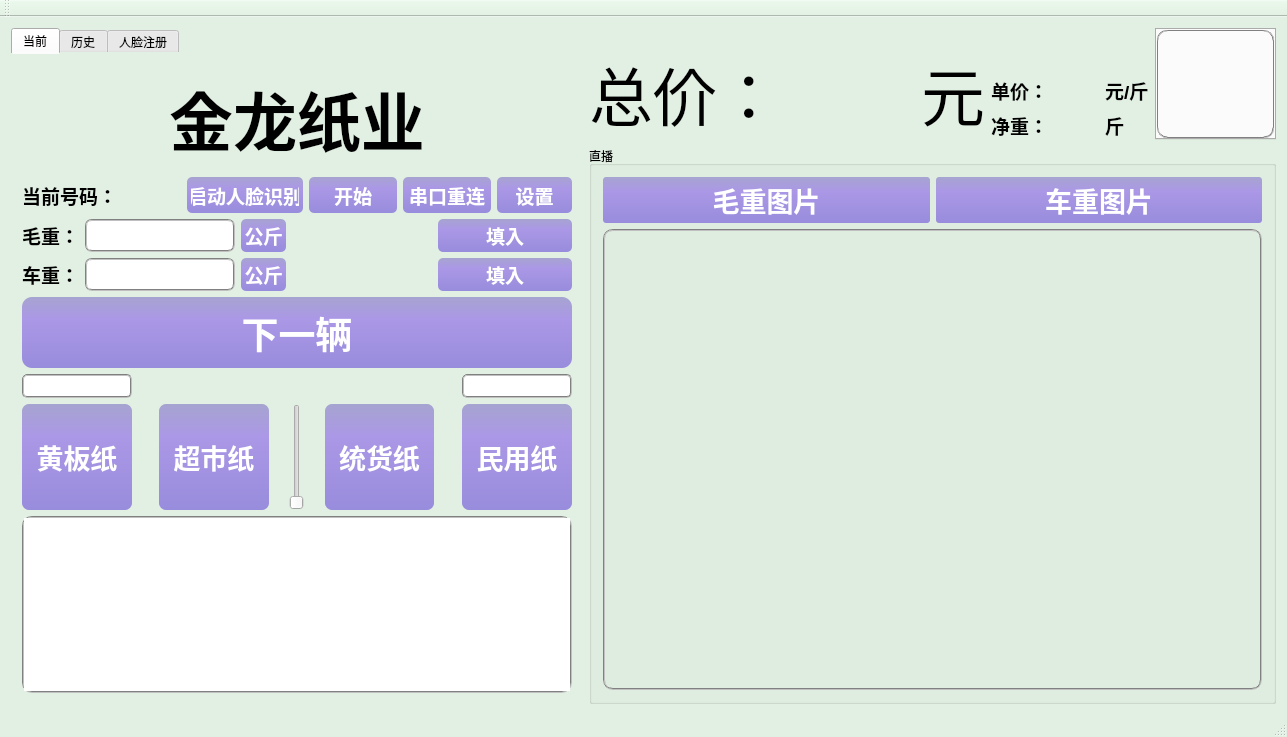
ljhuan/WasteRecycle, file wasterecycle.ui: the form before one commit.
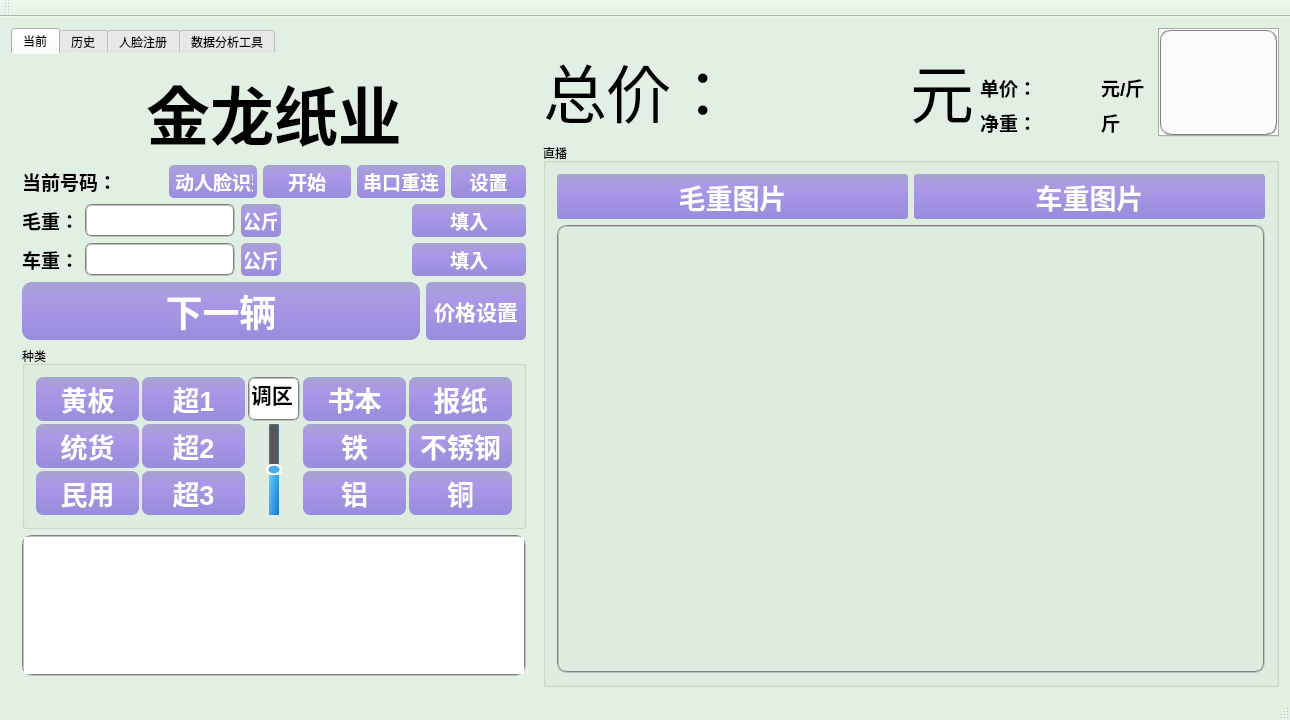
The form after the commit. Custom widgets are drawn as their Qt base class.

Commit message: 人脸识别、数据统计以及货品种类按钮相关问题修改

```diff
--- a/wasterecycle.ui
+++ b/wasterecycle.ui
@@ -9,8 +9,8 @@
    <rect>
     <x>0</x>
     <y>0</y>
-    <width>1287</width>
-    <height>737</height>
+    <width>1290</width>
+    <height>720</height>
    </rect>
   </property>
   <property name="sizePolicy">
@@ -90,7 +90,7 @@
    <string notr="true"/>
   </property>
   <widget class="QWidget" name="centralWidget">
-   <layout class="QHBoxLayout" name="horizontalLayout_9" stretch="5,6">
+   <layout class="QHBoxLayout" name="horizontalLayout_9" stretch="4,6">
     <item>
      <widget class="QTabWidget" name="tabWidget">
       <property name="styleSheet">
@@ -103,11 +103,12 @@
        <attribute name="title">
         <string>当前</string>
        </attribute>
-       <layout class="QVBoxLayout" name="verticalLayout_5" stretch="3,1,2,2,1,3,5">
-        <item>
-         <layout class="QHBoxLayout" name="horizontalLayout_2">
+       <layout class="QVBoxLayout" name="verticalLayout_5" stretch="3,1,3,2,5,0">
           <item>
            <widget class="QLabel" name="lb_display">
+          <property name="enabled">
+           <bool>true</bool>
+          </property>
             <property name="sizePolicy">
              <sizepolicy hsizetype="Expanding" vsizetype="Expanding">
               <horstretch>0</horstretch>
@@ -134,8 +135,6 @@
             </property>
            </widget>
           </item>
-         </layout>
-        </item>
         <item>
          <layout class="QHBoxLayout" name="horizontalLayout_12" stretch="1,1,2,1,1,1">
           <item>
@@ -747,6 +746,8 @@
          </layout>
         </item>
         <item>
+         <layout class="QHBoxLayout" name="horizontalLayout_2" stretch="4,1">
+          <item>
          <widget class="QPushButton" name="btn_Next">
           <property name="sizePolicy">
            <sizepolicy hsizetype="Preferred" vsizetype="Preferred">
@@ -757,7 +758,7 @@
           <property name="minimumSize">
            <size>
             <width>0</width>
-            <height>70</height>
+              <height>0</height>
            </size>
           </property>
           <property name="maximumSize">
@@ -809,86 +810,64 @@
          </widget>
         </item>
         <item>
-         <layout class="QHBoxLayout" name="horizontalLayout_6" stretch="8,10,3,10,8">
-          <item>
-           <widget class="QLineEdit" name="le_Level1ExtraPrice">
-            <property name="enabled">
-             <bool>true</bool>
+           <widget class="QPushButton" name="btn_priceSet">
+            <property name="sizePolicy">
+             <sizepolicy hsizetype="Preferred" vsizetype="Preferred">
+              <horstretch>0</horstretch>
+              <verstretch>0</verstretch>
+             </sizepolicy>
             </property>
-            <property name="styleSheet">
-             <string notr="true">border:2px groove gray;border-radius:5px;padding:2px 4px;</string>
-            </property>
-            <property name="text">
-             <string/>
-            </property>
-            <property name="alignment">
-             <set>Qt::AlignCenter</set>
-            </property>
-           </widget>
-          </item>
-          <item>
-           <spacer name="horizontalSpacer_6">
-            <property name="orientation">
-             <enum>Qt::Horizontal</enum>
-            </property>
-            <property name="sizeHint" stdset="0">
-             <size>
-              <width>40</width>
-              <height>20</height>
-             </size>
-            </property>
-           </spacer>
-          </item>
-          <item>
-           <widget class="QLabel" name="lb_percent">
             <property name="font">
              <font>
               <family>Arial</family>
-              <pointsize>14</pointsize>
+              <pointsize>16</pointsize>
               <weight>75</weight>
               <bold>true</bold>
              </font>
             </property>
-            <property name="text">
-             <string/>
-            </property>
-            <property name="alignment">
-             <set>Qt::AlignCenter</set>
-            </property>
-           </widget>
-          </item>
-          <item>
-           <spacer name="horizontalSpacer_4">
-            <property name="orientation">
-             <enum>Qt::Horizontal</enum>
-            </property>
-            <property name="sizeHint" stdset="0">
-             <size>
-              <width>40</width>
-              <height>20</height>
-             </size>
-            </property>
-           </spacer>
-          </item>
-          <item>
-           <widget class="QLineEdit" name="le_Level4ExtraPrice">
-            <property name="enabled">
-             <bool>true</bool>
-            </property>
             <property name="styleSheet">
-             <string notr="true">border:2px groove gray;border-radius:5px;padding:2px 4px;</string>
+             <string notr="true">QPushButton{color: rgb(255, 255, 255);
+			background: qlineargradient(x1:0, y1:0, x2:0, y2:1, stop:0 rgb(166,164,208),stop:0.3 rgb(171,152,230), stop:1 rgb(152,140,220));
+            border:1px;
+            border-radius:5px;
+            padding:2px 4px;
+			width:67px;
+			heigt:34px;
+}
+QPushButton:hover{
+            color: rgb(255, 255, 255); 
+            background: qlineargradient(x1:0, y1:0, x2:0, y2:1, stop:0 rgb(130,120,226), stop:0.3 rgb(120,130,230), stop:1 rgb(125,140,226));
+            border:1px;
+            border-radius:5px;
+            padding:2px 4px; 
+        }
+        QPushButton:pressed{
+            color: rgb(255, 255, 255);
+            background: qlineargradient(x1:0, y1:0, x2:0, y2:1, stop:0 rgb(240,156,121), stop:0.3 rgb(220,160,140), stop:1 rgb(230,140,120));
+            border:1px;
+            border-radius:5px;
+            padding:2px 4px;
+        }
+</string>
             </property>
-            <property name="alignment">
-             <set>Qt::AlignCenter</set>
+            <property name="text">
+             <string>价格设置</string>
             </property>
            </widget>
           </item>
          </layout>
         </item>
         <item>
-         <layout class="QHBoxLayout" name="horizontalLayout_7" stretch="5,1,5,2,5,1,5">
-          <item>
-           <widget class="QPushButton" name="btn_Level1">
+         <widget class="QGroupBox" name="groupBox">
+          <property name="title">
+           <string>种类</string>
+          </property>
+          <layout class="QGridLayout" name="gridLayout_3" rowstretch="1,1,1" columnstretch="2,2,1,2,2">
+           <property name="spacing">
+            <number>3</number>
+           </property>
+           <item row="0" column="0">
+            <widget class="QPushButton" name="btn_huangban">
             <property name="sizePolicy">
              <sizepolicy hsizetype="Maximum" vsizetype="Maximum">
               <horstretch>0</horstretch>
@@ -934,25 +913,63 @@
 </string>
             </property>
             <property name="text">
-             <string>黄板纸</string>
+              <string>黄板</string>
             </property>
            </widget>
           </item>
-          <item>
-           <spacer name="horizontalSpacer_5">
-            <property name="orientation">
-             <enum>Qt::Horizontal</enum>
-            </property>
-            <property name="sizeHint" stdset="0">
+           <item row="0" column="1">
+            <widget class="QPushButton" name="btn_chao1">
+             <property name="sizePolicy">
+              <sizepolicy hsizetype="Maximum" vsizetype="Maximum">
+               <horstretch>0</horstretch>
+               <verstretch>0</verstretch>
+              </sizepolicy>
+             </property>
+             <property name="maximumSize">
              <size>
-              <width>38</width>
-              <height>20</height>
-             </size>
-            </property>
-           </spacer>
-          </item>
-          <item>
-           <widget class="QPushButton" name="btn_Level2">
+               <width>150</width>
+               <height>200</height>
+              </size>
+             </property>
+             <property name="font">
+              <font>
+               <family>Arial</family>
+               <pointsize>20</pointsize>
+               <weight>75</weight>
+               <italic>false</italic>
+               <bold>true</bold>
+              </font>
+             </property>
+             <property name="styleSheet">
+              <string notr="true">QPushButton{color: rgb(255, 255, 255);
+			background: qlineargradient(x1:0, y1:0, x2:0, y2:1, stop:0 rgb(166,164,208),stop:0.3 rgb(171,152,230), stop:1 rgb(152,140,220));
+            border:1px;
+            border-radius:7px;
+            padding:2px 4px;
+}
+QPushButton:hover{
+            color: rgb(255, 255, 255); 
+            background: qlineargradient(x1:0, y1:0, x2:0, y2:1, stop:0 rgb(130,120,226), stop:0.3 rgb(120,130,230), stop:1 rgb(125,140,226));
+            border:1px;
+            border-radius:7px;
+            padding:2px 4px; 
+        }
+        QPushButton:pressed{
+            color: rgb(255, 255, 255);
+            background: qlineargradient(x1:0, y1:0, x2:0, y2:1, stop:0 rgb(240,156,121), stop:0.3 rgb(220,160,140), stop:1 rgb(230,140,120));
+            border:1px;
+            border-radius:7px;
+            padding:2px 4px;
+        }
+</string>
+             </property>
+             <property name="text">
+              <string>超1</string>
+             </property>
+            </widget>
+           </item>
+           <item row="0" column="3">
+            <widget class="QPushButton" name="btn_shuben">
             <property name="sizePolicy">
              <sizepolicy hsizetype="Maximum" vsizetype="Maximum">
               <horstretch>0</horstretch>
@@ -998,11 +1015,164 @@
 </string>
             </property>
             <property name="text">
-             <string>超市纸</string>
+              <string>书本</string>
             </property>
            </widget>
           </item>
-          <item>
+           <item row="0" column="4">
+            <widget class="QPushButton" name="btn_baozhi">
+             <property name="sizePolicy">
+              <sizepolicy hsizetype="Maximum" vsizetype="Maximum">
+               <horstretch>0</horstretch>
+               <verstretch>0</verstretch>
+              </sizepolicy>
+             </property>
+             <property name="maximumSize">
+              <size>
+               <width>150</width>
+               <height>200</height>
+              </size>
+             </property>
+             <property name="font">
+              <font>
+               <family>Arial</family>
+               <pointsize>20</pointsize>
+               <weight>75</weight>
+               <italic>false</italic>
+               <bold>true</bold>
+              </font>
+             </property>
+             <property name="styleSheet">
+              <string notr="true">QPushButton{color: rgb(255, 255, 255);
+			background: qlineargradient(x1:0, y1:0, x2:0, y2:1, stop:0 rgb(166,164,208),stop:0.3 rgb(171,152,230), stop:1 rgb(152,140,220));
+            border:1px;
+            border-radius:7px;
+            padding:2px 4px;
+}
+QPushButton:hover{
+            color: rgb(255, 255, 255); 
+            background: qlineargradient(x1:0, y1:0, x2:0, y2:1, stop:0 rgb(130,120,226), stop:0.3 rgb(120,130,230), stop:1 rgb(125,140,226));
+            border:1px;
+            border-radius:7px;
+            padding:2px 4px; 
+        }
+        QPushButton:pressed{
+            color: rgb(255, 255, 255);
+            background: qlineargradient(x1:0, y1:0, x2:0, y2:1, stop:0 rgb(240,156,121), stop:0.3 rgb(220,160,140), stop:1 rgb(230,140,120));
+            border:1px;
+            border-radius:7px;
+            padding:2px 4px;
+        }
+</string>
+             </property>
+             <property name="text">
+              <string>报纸</string>
+             </property>
+            </widget>
+           </item>
+           <item row="1" column="0">
+            <widget class="QPushButton" name="btn_tonghuo">
+             <property name="sizePolicy">
+              <sizepolicy hsizetype="Maximum" vsizetype="Maximum">
+               <horstretch>0</horstretch>
+               <verstretch>0</verstretch>
+              </sizepolicy>
+             </property>
+             <property name="maximumSize">
+              <size>
+               <width>150</width>
+               <height>200</height>
+              </size>
+             </property>
+             <property name="font">
+              <font>
+               <family>Arial</family>
+               <pointsize>20</pointsize>
+               <weight>75</weight>
+               <italic>false</italic>
+               <bold>true</bold>
+              </font>
+             </property>
+             <property name="styleSheet">
+              <string notr="true">QPushButton{color: rgb(255, 255, 255);
+			background: qlineargradient(x1:0, y1:0, x2:0, y2:1, stop:0 rgb(166,164,208),stop:0.3 rgb(171,152,230), stop:1 rgb(152,140,220));
+            border:1px;
+            border-radius:7px;
+            padding:2px 4px;
+}
+QPushButton:hover{
+            color: rgb(255, 255, 255); 
+            background: qlineargradient(x1:0, y1:0, x2:0, y2:1, stop:0 rgb(130,120,226), stop:0.3 rgb(120,130,230), stop:1 rgb(125,140,226));
+            border:1px;
+            border-radius:7px;
+            padding:2px 4px; 
+        }
+        QPushButton:pressed{
+            color: rgb(255, 255, 255);
+            background: qlineargradient(x1:0, y1:0, x2:0, y2:1, stop:0 rgb(240,156,121), stop:0.3 rgb(220,160,140), stop:1 rgb(230,140,120));
+            border:1px;
+            border-radius:7px;
+            padding:2px 4px;
+        }
+</string>
+             </property>
+             <property name="text">
+              <string>统货</string>
+             </property>
+            </widget>
+           </item>
+           <item row="1" column="1">
+            <widget class="QPushButton" name="btn_chao2">
+             <property name="sizePolicy">
+              <sizepolicy hsizetype="Maximum" vsizetype="Maximum">
+               <horstretch>0</horstretch>
+               <verstretch>0</verstretch>
+              </sizepolicy>
+             </property>
+             <property name="maximumSize">
+              <size>
+               <width>150</width>
+               <height>200</height>
+              </size>
+             </property>
+             <property name="font">
+              <font>
+               <family>Arial</family>
+               <pointsize>20</pointsize>
+               <weight>75</weight>
+               <italic>false</italic>
+               <bold>true</bold>
+              </font>
+             </property>
+             <property name="styleSheet">
+              <string notr="true">QPushButton{color: rgb(255, 255, 255);
+			background: qlineargradient(x1:0, y1:0, x2:0, y2:1, stop:0 rgb(166,164,208),stop:0.3 rgb(171,152,230), stop:1 rgb(152,140,220));
+            border:1px;
+            border-radius:7px;
+            padding:2px 4px;
+}
+QPushButton:hover{
+            color: rgb(255, 255, 255); 
+            background: qlineargradient(x1:0, y1:0, x2:0, y2:1, stop:0 rgb(130,120,226), stop:0.3 rgb(120,130,230), stop:1 rgb(125,140,226));
+            border:1px;
+            border-radius:7px;
+            padding:2px 4px; 
+        }
+        QPushButton:pressed{
+            color: rgb(255, 255, 255);
+            background: qlineargradient(x1:0, y1:0, x2:0, y2:1, stop:0 rgb(240,156,121), stop:0.3 rgb(220,160,140), stop:1 rgb(230,140,120));
+            border:1px;
+            border-radius:7px;
+            padding:2px 4px;
+        }
+</string>
+             </property>
+             <property name="text">
+              <string>超2</string>
+             </property>
+            </widget>
+           </item>
+           <item row="1" column="2" rowspan="2">
            <widget class="QSlider" name="vslider_percent">
             <property name="sizePolicy">
              <sizepolicy hsizetype="Preferred" vsizetype="Expanding">
@@ -1014,10 +1184,60 @@
              <enum>Qt::StrongFocus</enum>
             </property>
             <property name="styleSheet">
-             <string notr="true"/>
+              <string notr="true">QSlider::groove:vertical {
+border: 1px solid #4A708B;
+background: #C0C0C0;
+width: 10px;
+border-radius: 1px;
+padding-left:-1px;
+padding-right:-1px;
+padding-top:-1px;
+padding-bottom:-1px;
+}
+QSlider::sub-page:vertical {
+background: #575757;
+border: 1px solid #4A708B;
+border-radius: 2px;
+}
+QSlider::add-page:vertical {
+background: qlineargradient(x1:0, y1:0, x2:0, y2:1, stop:0 #c4c4c4, stop:1 #B1B1B1);
+background: qlineargradient(x1: 0, y1: 0.2, x2: 1, y2: 1, stop: 0 #5DCCFF, stop: 1 #1874CD);
+border: 0px solid #777;
+width: 15px;
+border-radius: 2px;
+}
+QSlider::handle:vertical {
+background: qradialgradient(spread:pad, cx:0.5, cy:0.5, radius:0.5, fx:0.5, fy:0.5, stop:0.6 #45ADED, stop:0.778409 rgba(255, 255, 255, 255));
+height: 11px;
+margin-left: -3px;
+margin-right: -3px;
+border-radius: 5px;
+}
+QSlider::sub-page:vertical:disabled {
+background: #00009C;
+border-color: #999;
+}
+QSlider::add-page:vertical:disabled {
+background: #eee;
+border-color: #999;
+}
+QSlider::handle:vertical:disabled {
+background: #eee;
+border: 1px solid #aaa;
+border-radius: 4px;
+}</string>
+             </property>
+             <property name="minimum">
+              <number>-5</number>
+             </property>
+             <property name="maximum">
+              <number>5</number>
             </property>
             <property name="singleStep">
-             <number>3</number>
+              <number>1</number>
+             </property>
+             <property name="pageStep">
+              <number>1</number>
             </property>
             <property name="value">
              <number>0</number>
@@ -1027,8 +1247,8 @@
             </property>
            </widget>
           </item>
-          <item>
-           <widget class="QPushButton" name="btn_Level3">
+           <item row="1" column="3">
+            <widget class="QPushButton" name="btn_tie">
             <property name="sizePolicy">
              <sizepolicy hsizetype="Maximum" vsizetype="Maximum">
               <horstretch>0</horstretch>
@@ -1074,25 +1294,63 @@
 </string>
             </property>
             <property name="text">
-             <string>统货纸</string>
+              <string>铁</string>
             </property>
            </widget>
           </item>
-          <item>
-           <spacer name="horizontalSpacer_7">
-            <property name="orientation">
-             <enum>Qt::Horizontal</enum>
-            </property>
-            <property name="sizeHint" stdset="0">
+           <item row="1" column="4">
+            <widget class="QPushButton" name="btn_buxiugang">
+             <property name="sizePolicy">
+              <sizepolicy hsizetype="Maximum" vsizetype="Maximum">
+               <horstretch>0</horstretch>
+               <verstretch>0</verstretch>
+              </sizepolicy>
+             </property>
+             <property name="maximumSize">
              <size>
-              <width>40</width>
-              <height>20</height>
-             </size>
-            </property>
-           </spacer>
-          </item>
-          <item>
-           <widget class="QPushButton" name="btn_Level4">
+               <width>150</width>
+               <height>200</height>
+              </size>
+             </property>
+             <property name="font">
+              <font>
+               <family>Arial</family>
+               <pointsize>20</pointsize>
+               <weight>75</weight>
+               <italic>false</italic>
+               <bold>true</bold>
+              </font>
+             </property>
+             <property name="styleSheet">
+              <string notr="true">QPushButton{color: rgb(255, 255, 255);
+			background: qlineargradient(x1:0, y1:0, x2:0, y2:1, stop:0 rgb(166,164,208),stop:0.3 rgb(171,152,230), stop:1 rgb(152,140,220));
+            border:1px;
+            border-radius:7px;
+            padding:2px 4px;
+}
+QPushButton:hover{
+            color: rgb(255, 255, 255); 
+            background: qlineargradient(x1:0, y1:0, x2:0, y2:1, stop:0 rgb(130,120,226), stop:0.3 rgb(120,130,230), stop:1 rgb(125,140,226));
+            border:1px;
+            border-radius:7px;
+            padding:2px 4px; 
+        }
+        QPushButton:pressed{
+            color: rgb(255, 255, 255);
+            background: qlineargradient(x1:0, y1:0, x2:0, y2:1, stop:0 rgb(240,156,121), stop:0.3 rgb(220,160,140), stop:1 rgb(230,140,120));
+            border:1px;
+            border-radius:7px;
+            padding:2px 4px;
+        }
+</string>
+             </property>
+             <property name="text">
+              <string>不锈钢</string>
+             </property>
+            </widget>
+           </item>
+           <item row="2" column="0">
+            <widget class="QPushButton" name="btn_jumin">
             <property name="sizePolicy">
              <sizepolicy hsizetype="Maximum" vsizetype="Maximum">
               <horstretch>0</horstretch>
@@ -1138,11 +1396,192 @@
 </string>
             </property>
             <property name="text">
-             <string>民用纸</string>
+              <string>民用</string>
+             </property>
+            </widget>
+           </item>
+           <item row="2" column="1">
+            <widget class="QPushButton" name="btn_chao3">
+             <property name="sizePolicy">
+              <sizepolicy hsizetype="Maximum" vsizetype="Maximum">
+               <horstretch>0</horstretch>
+               <verstretch>0</verstretch>
+              </sizepolicy>
+             </property>
+             <property name="maximumSize">
+              <size>
+               <width>150</width>
+               <height>200</height>
+              </size>
+             </property>
+             <property name="font">
+              <font>
+               <family>Arial</family>
+               <pointsize>20</pointsize>
+               <weight>75</weight>
+               <italic>false</italic>
+               <bold>true</bold>
+              </font>
+             </property>
+             <property name="styleSheet">
+              <string notr="true">QPushButton{color: rgb(255, 255, 255);
+			background: qlineargradient(x1:0, y1:0, x2:0, y2:1, stop:0 rgb(166,164,208),stop:0.3 rgb(171,152,230), stop:1 rgb(152,140,220));
+            border:1px;
+            border-radius:7px;
+            padding:2px 4px;
+}
+QPushButton:hover{
+            color: rgb(255, 255, 255); 
+            background: qlineargradient(x1:0, y1:0, x2:0, y2:1, stop:0 rgb(130,120,226), stop:0.3 rgb(120,130,230), stop:1 rgb(125,140,226));
+            border:1px;
+            border-radius:7px;
+            padding:2px 4px; 
+        }
+        QPushButton:pressed{
+            color: rgb(255, 255, 255);
+            background: qlineargradient(x1:0, y1:0, x2:0, y2:1, stop:0 rgb(240,156,121), stop:0.3 rgb(220,160,140), stop:1 rgb(230,140,120));
+            border:1px;
+            border-radius:7px;
+            padding:2px 4px;
+        }
+</string>
+             </property>
+             <property name="text">
+              <string>超3</string>
+             </property>
+            </widget>
+           </item>
+           <item row="2" column="3">
+            <widget class="QPushButton" name="btn_lv">
+             <property name="sizePolicy">
+              <sizepolicy hsizetype="Maximum" vsizetype="Maximum">
+               <horstretch>0</horstretch>
+               <verstretch>0</verstretch>
+              </sizepolicy>
+             </property>
+             <property name="maximumSize">
+              <size>
+               <width>150</width>
+               <height>200</height>
+              </size>
+             </property>
+             <property name="font">
+              <font>
+               <family>Arial</family>
+               <pointsize>20</pointsize>
+               <weight>75</weight>
+               <italic>false</italic>
+               <bold>true</bold>
+              </font>
+             </property>
+             <property name="styleSheet">
+              <string notr="true">QPushButton{color: rgb(255, 255, 255);
+			background: qlineargradient(x1:0, y1:0, x2:0, y2:1, stop:0 rgb(166,164,208),stop:0.3 rgb(171,152,230), stop:1 rgb(152,140,220));
+            border:1px;
+            border-radius:7px;
+            padding:2px 4px;
+}
+QPushButton:hover{
+            color: rgb(255, 255, 255); 
+            background: qlineargradient(x1:0, y1:0, x2:0, y2:1, stop:0 rgb(130,120,226), stop:0.3 rgb(120,130,230), stop:1 rgb(125,140,226));
+            border:1px;
+            border-radius:7px;
+            padding:2px 4px; 
+        }
+        QPushButton:pressed{
+            color: rgb(255, 255, 255);
+            background: qlineargradient(x1:0, y1:0, x2:0, y2:1, stop:0 rgb(240,156,121), stop:0.3 rgb(220,160,140), stop:1 rgb(230,140,120));
+            border:1px;
+            border-radius:7px;
+            padding:2px 4px;
+        }
+</string>
+             </property>
+             <property name="text">
+              <string>铝</string>
+             </property>
+            </widget>
+           </item>
+           <item row="2" column="4">
+            <widget class="QPushButton" name="btn_tong">
+             <property name="sizePolicy">
+              <sizepolicy hsizetype="Maximum" vsizetype="Maximum">
+               <horstretch>0</horstretch>
+               <verstretch>0</verstretch>
+              </sizepolicy>
+             </property>
+             <property name="maximumSize">
+              <size>
+               <width>150</width>
+               <height>200</height>
+              </size>
+             </property>
+             <property name="font">
+              <font>
+               <family>Arial</family>
+               <pointsize>20</pointsize>
+               <weight>75</weight>
+               <italic>false</italic>
+               <bold>true</bold>
+              </font>
+             </property>
+             <property name="styleSheet">
+              <string notr="true">QPushButton{color: rgb(255, 255, 255);
+			background: qlineargradient(x1:0, y1:0, x2:0, y2:1, stop:0 rgb(166,164,208),stop:0.3 rgb(171,152,230), stop:1 rgb(152,140,220));
+            border:1px;
+            border-radius:7px;
+            padding:2px 4px;
+}
+QPushButton:hover{
+            color: rgb(255, 255, 255); 
+            background: qlineargradient(x1:0, y1:0, x2:0, y2:1, stop:0 rgb(130,120,226), stop:0.3 rgb(120,130,230), stop:1 rgb(125,140,226));
+            border:1px;
+            border-radius:7px;
+            padding:2px 4px; 
+        }
+        QPushButton:pressed{
+            color: rgb(255, 255, 255);
+            background: qlineargradient(x1:0, y1:0, x2:0, y2:1, stop:0 rgb(240,156,121), stop:0.3 rgb(220,160,140), stop:1 rgb(230,140,120));
+            border:1px;
+            border-radius:7px;
+            padding:2px 4px;
+        }
+</string>
+             </property>
+             <property name="text">
+              <string>铜</string>
+             </property>
+            </widget>
+           </item>
+           <item row="0" column="2">
+            <widget class="MyLineEdit" name="le_fineAdjustment">
+             <property name="sizePolicy">
+              <sizepolicy hsizetype="Preferred" vsizetype="Preferred">
+               <horstretch>0</horstretch>
+               <verstretch>0</verstretch>
+              </sizepolicy>
+             </property>
+             <property name="font">
+              <font>
+               <family>Arial</family>
+               <pointsize>16</pointsize>
+               <weight>75</weight>
+               <bold>true</bold>
+              </font>
+             </property>
+             <property name="styleSheet">
+              <string notr="true">border:2px groove gray;border-radius:7px;padding:1px 2px;</string>
+             </property>
+             <property name="text">
+              <string>微调区</string>
+             </property>
+             <property name="alignment">
+              <set>Qt::AlignCenter</set>
             </property>
            </widget>
           </item>
          </layout>
+         </widget>
         </item>
         <item>
          <widget class="QTableView" name="tableView_unloading">
@@ -1828,6 +2267,222 @@
         </item>
        </layout>
       </widget>
+      <widget class="QWidget" name="tab_4">
+       <attribute name="title">
+        <string>数据分析工具</string>
+       </attribute>
+       <layout class="QVBoxLayout" name="verticalLayout_7">
+        <item>
+         <layout class="QHBoxLayout" name="horizontalLayout_4">
+          <item>
+           <widget class="QLabel" name="label_3">
+            <property name="font">
+             <font>
+              <family>Arial</family>
+              <pointsize>14</pointsize>
+              <weight>75</weight>
+              <bold>true</bold>
+             </font>
+            </property>
+            <property name="text">
+             <string>价格区间：</string>
+            </property>
+           </widget>
+          </item>
+          <item>
+           <widget class="QLineEdit" name="le_downLimit">
+            <property name="font">
+             <font>
+              <family>Arial</family>
+              <pointsize>12</pointsize>
+              <weight>75</weight>
+              <bold>true</bold>
+             </font>
+            </property>
+            <property name="styleSheet">
+             <string notr="true">border:2px groove gray;border-radius:10px;padding:2px 4px;</string>
+            </property>
+            <property name="alignment">
+             <set>Qt::AlignCenter</set>
+            </property>
+           </widget>
+          </item>
+          <item>
+           <widget class="QLabel" name="label_5">
+            <property name="text">
+             <string>-</string>
+            </property>
+            <property name="alignment">
+             <set>Qt::AlignCenter</set>
+            </property>
+           </widget>
+          </item>
+          <item>
+           <widget class="QLineEdit" name="le_upperLimit">
+            <property name="font">
+             <font>
+              <family>Arial</family>
+              <pointsize>12</pointsize>
+              <weight>75</weight>
+              <bold>true</bold>
+             </font>
+            </property>
+            <property name="styleSheet">
+             <string notr="true">border:2px groove gray;border-radius:10px;padding:2px 4px;</string>
+            </property>
+            <property name="alignment">
+             <set>Qt::AlignCenter</set>
+            </property>
+           </widget>
+          </item>
+          <item>
+           <widget class="QLabel" name="label_4">
+            <property name="font">
+             <font>
+              <family>Arial</family>
+              <pointsize>14</pointsize>
+              <weight>75</weight>
+              <bold>true</bold>
+             </font>
+            </property>
+            <property name="text">
+             <string>日期：</string>
+            </property>
+           </widget>
+          </item>
+          <item>
+           <widget class="QDateEdit" name="de_date">
+            <property name="font">
+             <font>
+              <family>Arial</family>
+              <pointsize>12</pointsize>
+              <weight>75</weight>
+              <bold>true</bold>
+             </font>
+            </property>
+            <property name="styleSheet">
+             <string notr="true">border:1px groove gray;border-radius:3px;padding:1px 2px;</string>
+            </property>
+            <property name="alignment">
+             <set>Qt::AlignCenter</set>
+            </property>
+           </widget>
+          </item>
+         </layout>
+        </item>
+        <item>
+         <layout class="QGridLayout" name="gridLayout_4" columnstretch="10,1">
+          <item row="0" column="1">
+           <widget class="QPushButton" name="btn_clear">
+            <property name="sizePolicy">
+             <sizepolicy hsizetype="Preferred" vsizetype="Preferred">
+              <horstretch>0</horstretch>
+              <verstretch>0</verstretch>
+             </sizepolicy>
+            </property>
+            <property name="font">
+             <font>
+              <family>Arial</family>
+              <pointsize>12</pointsize>
+              <weight>75</weight>
+              <bold>true</bold>
+             </font>
+            </property>
+            <property name="styleSheet">
+             <string notr="true">QPushButton{color: rgb(255, 255, 255);
+			background: qlineargradient(x1:0, y1:0, x2:0, y2:1, stop:0 rgb(166,164,208),stop:0.3 rgb(171,152,230), stop:1 rgb(152,140,220));
+            border:1px;
+            border-radius:5px;
+            padding:2px 4px;
+			width:67px;
+			heigt:34px;
+}
+QPushButton:hover{
+            color: rgb(255, 255, 255); 
+            background: qlineargradient(x1:0, y1:0, x2:0, y2:1, stop:0 rgb(130,120,226), stop:0.3 rgb(120,130,230), stop:1 rgb(125,140,226));
+            border:1px;
+            border-radius:5px;
+            padding:2px 4px; 
+        }
+        QPushButton:pressed{
+            color: rgb(255, 255, 255);
+            background: qlineargradient(x1:0, y1:0, x2:0, y2:1, stop:0 rgb(240,156,121), stop:0.3 rgb(220,160,140), stop:1 rgb(230,140,120));
+            border:1px;
+            border-radius:5px;
+            padding:2px 4px;
+        }
+</string>
+            </property>
+            <property name="text">
+             <string>数据清空</string>
+            </property>
+           </widget>
+          </item>
+          <item row="0" column="0">
+           <widget class="QPushButton" name="btn_dataAnalysis">
+            <property name="sizePolicy">
+             <sizepolicy hsizetype="Preferred" vsizetype="Preferred">
+              <horstretch>0</horstretch>
+              <verstretch>0</verstretch>
+             </sizepolicy>
+            </property>
+            <property name="font">
+             <font>
+              <family>Arial</family>
+              <pointsize>14</pointsize>
+              <weight>75</weight>
+              <bold>true</bold>
+             </font>
+            </property>
+            <property name="styleSheet">
+             <string notr="true">QPushButton{color: rgb(255, 255, 255);
+			background: qlineargradient(x1:0, y1:0, x2:0, y2:1, stop:0 rgb(166,164,208),stop:0.3 rgb(171,152,230), stop:1 rgb(152,140,220));
+            border:1px;
+            border-radius:5px;
+            padding:2px 4px;
+			width:67px;
+			heigt:34px;
+}
+QPushButton:hover{
+            color: rgb(255, 255, 255); 
+            background: qlineargradient(x1:0, y1:0, x2:0, y2:1, stop:0 rgb(130,120,226), stop:0.3 rgb(120,130,230), stop:1 rgb(125,140,226));
+            border:1px;
+            border-radius:5px;
+            padding:2px 4px; 
+        }
+        QPushButton:pressed{
+            color: rgb(255, 255, 255);
+            background: qlineargradient(x1:0, y1:0, x2:0, y2:1, stop:0 rgb(240,156,121), stop:0.3 rgb(220,160,140), stop:1 rgb(230,140,120));
+            border:1px;
+            border-radius:5px;
+            padding:2px 4px;
+        }
+</string>
+            </property>
+            <property name="text">
+             <string>分析</string>
+            </property>
+           </widget>
+          </item>
+         </layout>
+        </item>
+        <item>
+         <widget class="QTextBrowser" name="tb_analyzeResults">
+          <property name="font">
+           <font>
+            <family>Arial</family>
+            <pointsize>12</pointsize>
+            <weight>75</weight>
+            <bold>true</bold>
+           </font>
+          </property>
+          <property name="styleSheet">
+           <string notr="true">border:2px groove gray;border-radius:10px;padding:1px 0px;</string>
+          </property>
+         </widget>
+        </item>
+       </layout>
+      </widget>
      </widget>
     </item>
     <item>
@@ -2162,6 +2817,13 @@
   <widget class="QStatusBar" name="statusBar"/>
  </widget>
  <layoutdefault spacing="6" margin="11"/>
+ <customwidgets>
+  <customwidget>
+   <class>MyLineEdit</class>
+   <extends>QLineEdit</extends>
+   <header location="global">mylineedit.h</header>
+  </customwidget>
+ </customwidgets>
  <resources/>
  <connections/>
 </ui>
```
Left out of the diff: 6 changed lines with no effect on the pictures. Lines whose indentation alone changed are shown as unchanged. The commit also changes 16 other files.
